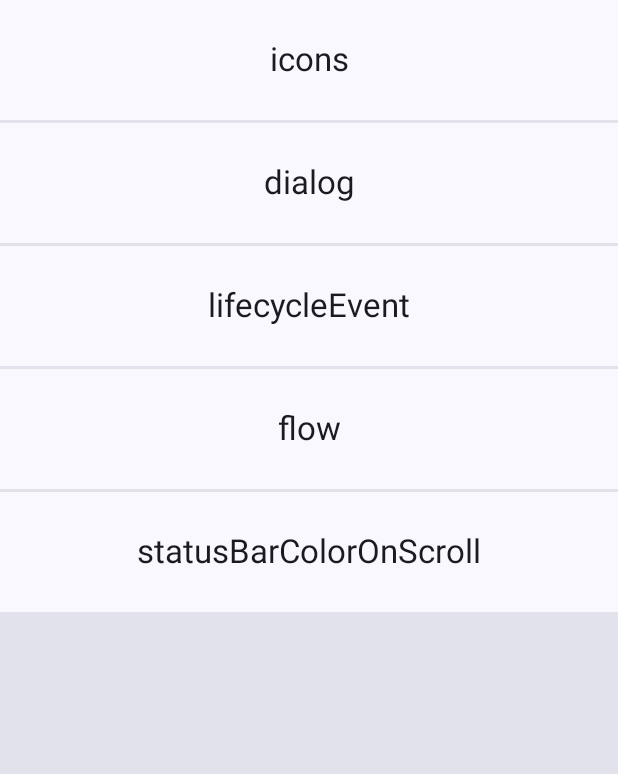
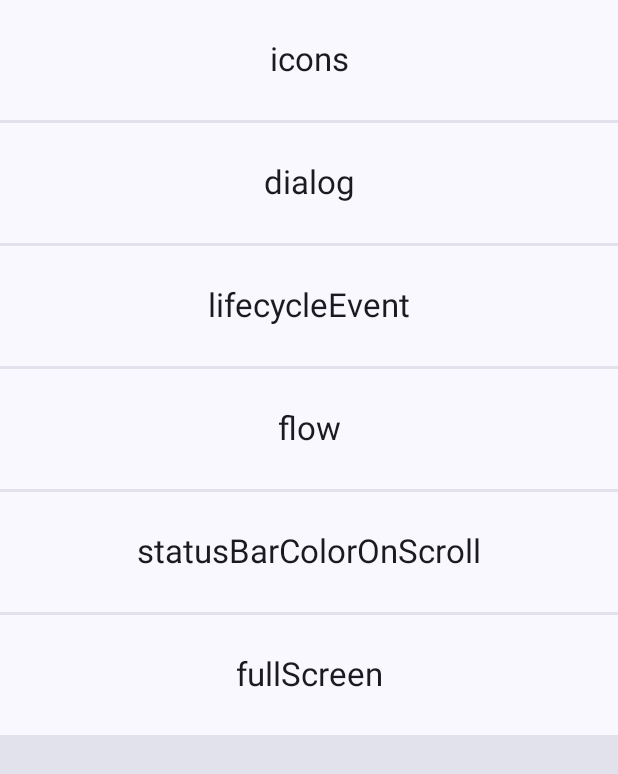
Before and after one commit to usuiat/ComposeSamples, an Android app built with Jetpack Compose: the screen it shows after launch (MainActivity), on a phone screen of 412 x 824 dp. Shown: the top 774 px of the screen. Run offline under Robolectric (Android 15) with nearby library versions, the phone set to English and light mode, and no system bars.

Commit message:
フルスクリーンサンプル追加。

```diff
--- a/app/src/main/java/net/engawapg/app/composesamples/MainActivity.kt
+++ b/app/src/main/java/net/engawapg/app/composesamples/MainActivity.kt
@@ -1,6 +1,8 @@
 package net.engawapg.app.composesamples
 
+import android.os.Build
 import android.os.Bundle
+import android.view.WindowManager
 import androidx.activity.ComponentActivity
 import androidx.activity.compose.setContent
 import androidx.compose.foundation.background
@@ -29,11 +31,19 @@ val sampleList = listOf(
     "lifecycleEvent",
     "flow",
     "statusBarColorOnScroll",
+    "fullScreen",
 )
 
 class MainActivity : ComponentActivity() {
     override fun onCreate(savedInstanceState: Bundle?) {
         super.onCreate(savedInstanceState)
+
+        /* フルスクリーン時にカメラホールの周りにも描画するため */
+        if (Build.VERSION.SDK_INT >= 28) {
+            window.attributes.layoutInDisplayCutoutMode =
+                WindowManager.LayoutParams.LAYOUT_IN_DISPLAY_CUTOUT_MODE_SHORT_EDGES
+        }
+
         setContent {
             ComposeSamplesTheme {
                 // A surface container using the 'background' color from the theme
@@ -48,21 +58,12 @@ class MainActivity : ComponentActivity() {
                                 navController.navigate(sample)
                             }
                         }
-                        composable("icons") {
-                            IconSample()
-                        }
-                        composable("dialog") {
-                            DialogSample()
-                        }
-                        composable("lifecycleEvent") {
-                            LifecycleEventSample()
-                        }
-                        composable("flow") {
-                            FlowSample()
-                        }
-                        composable("statusBarColorOnScroll") {
-                            StatusBarColorOnScrollSample()
-                        }
+                        composable("icons") { IconSample() }
+                        composable("dialog") { DialogSample() }
+                        composable("lifecycleEvent") { LifecycleEventSample() }
+                        composable("flow") { FlowSample() }
+                        composable("statusBarColorOnScroll") { StatusBarColorOnScrollSample() }
+                        composable("fullScreen") { FullScreenSample() }
                     }
                 }
             }
```
Also changed, not shown: app/src/main/java/net/engawapg/app/composesamples/FullScreenSample.kt (added, +86 -0 lines), 1 other file.
